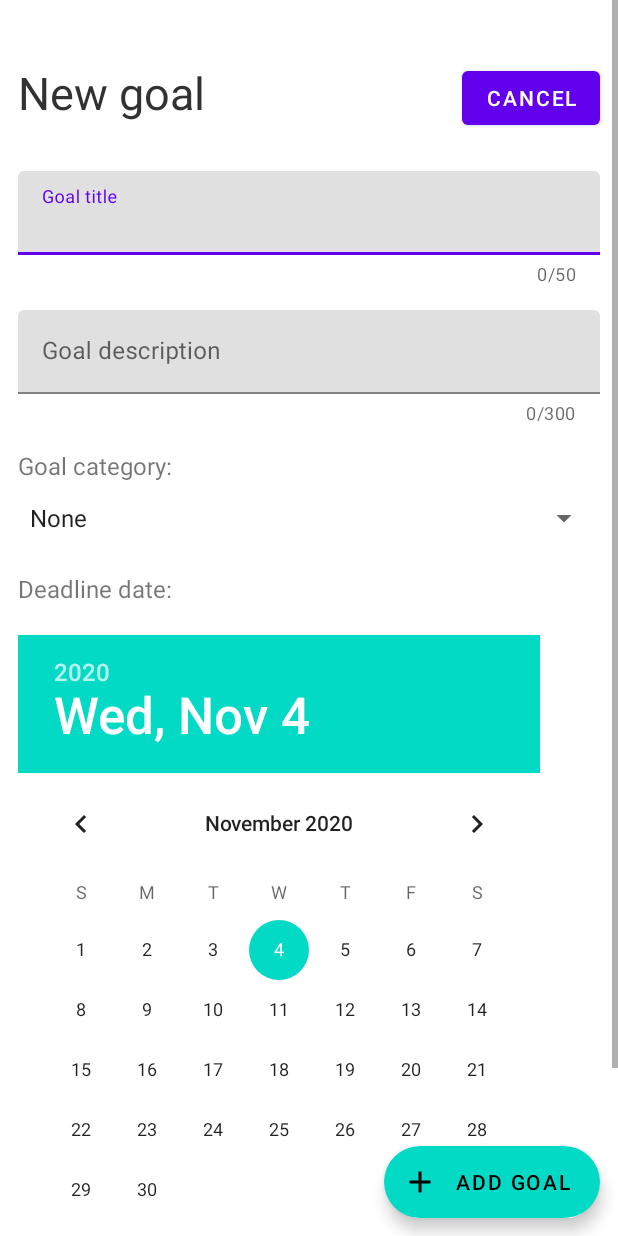
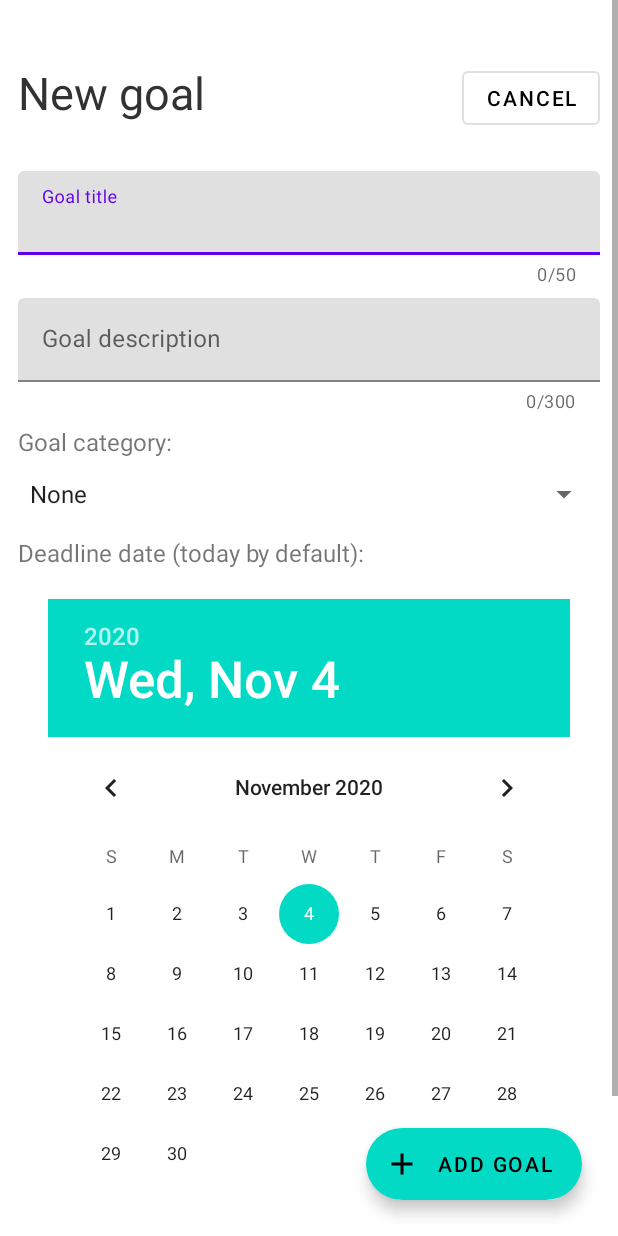
Before and after one commit to datafrey/goals-manager, an Android app: the NewGoalActivity screen opened directly, with no data from a screen before it, on a phone screen of 412 x 824 dp. Run offline under Robolectric (Android 15) with nearby library versions, the phone set to English and light mode, and no system bars.

Commit message:
Small changes to NewGoalActivity's layout

```diff
--- a/app/src/main/res/layout/activity_new_goal.xml
+++ b/app/src/main/res/layout/activity_new_goal.xml
@@ -30,12 +30,13 @@
 
             <com.google.android.material.button.MaterialButton
                 android:id="@+id/cancelButton"
+                style="@style/Widget.MaterialComponents.Button.OutlinedButton"
                 android:layout_width="wrap_content"
                 android:layout_height="wrap_content"
                 android:layout_marginTop="41dp"
                 android:layout_marginEnd="12dp"
                 android:text="Cancel"
-                android:textColor="@color/white"
+                android:textColor="@android:color/black"
                 app:layout_constraintEnd_toEndOf="parent"
                 app:layout_constraintTop_toTopOf="parent" />
 
@@ -70,7 +71,7 @@
                     android:id="@+id/descriptionTextInput"
                     android:layout_width="match_parent"
                     android:layout_height="wrap_content"
-                    android:layout_marginTop="16dp"
+                    android:layout_marginTop="8dp"
                     app:counterEnabled="true"
                     app:counterMaxLength="300"
                     app:errorEnabled="true">
@@ -88,7 +89,7 @@
                 <TextView
                     android:layout_width="wrap_content"
                     android:layout_height="wrap_content"
-                    android:layout_marginTop="16dp"
+                    android:layout_marginTop="8dp"
                     android:text="Goal category:"
                     android:textSize="16sp"/>
 
@@ -101,14 +102,15 @@
                 <TextView
                     android:layout_width="wrap_content"
                     android:layout_height="wrap_content"
-                    android:layout_marginTop="16dp"
-                    android:text="Deadline date:"
+                    android:layout_marginTop="8dp"
+                    android:text="Deadline date (today by default):"
                     android:textSize="16sp"/>
 
                 <DatePicker
-                    android:id="@+id/datePicker"
+                    android:id="@+id/deadlineDatePicker"
                     android:layout_width="wrap_content"
                     android:layout_height="wrap_content"
+                    android:layout_gravity="center_horizontal"
                     android:layout_marginTop="20sp" />
 
             </LinearLayout>
@@ -121,8 +123,8 @@
         android:id="@+id/addGoalButton"
         android:layout_width="wrap_content"
         android:layout_height="wrap_content"
-        android:layout_marginEnd="12dp"
-        android:layout_marginBottom="12dp"
+        android:layout_marginEnd="24dp"
+        android:layout_marginBottom="24dp"
         android:text="Add goal"
         app:icon="@drawable/ic_new_goal_icon_24"
         app:layout_constraintBottom_toBottomOf="parent"
```
